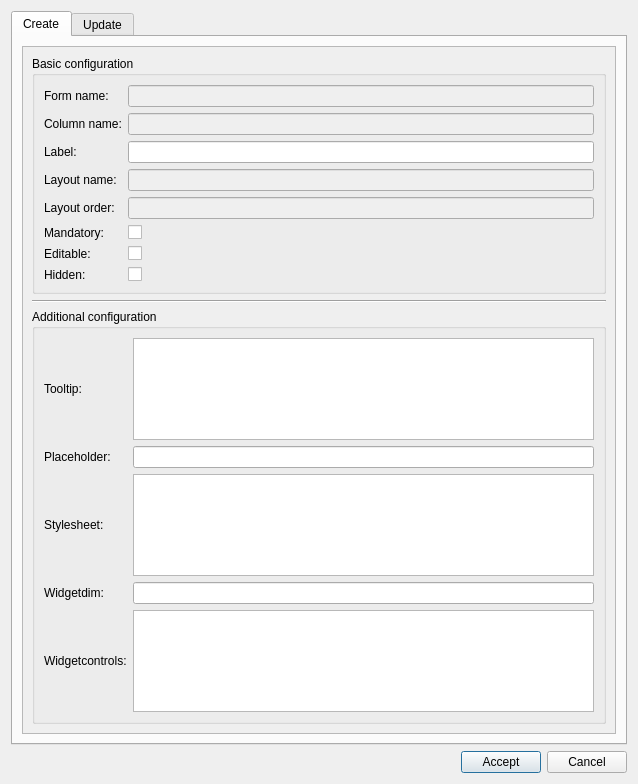
Before: the Qt Designer form core/ui/admin/admin_sysfields.ui in Giswater/giswater_qgis_plugin, drawn with Qt 5.
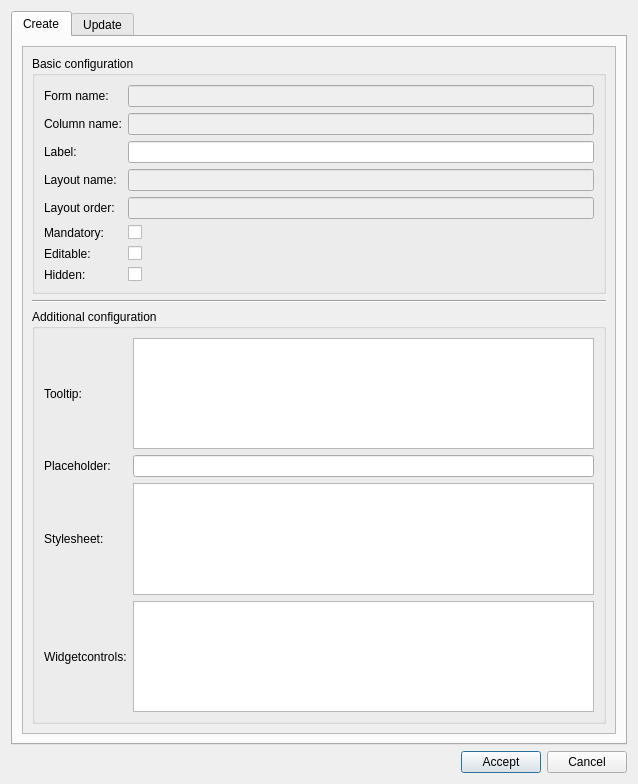
After: the same form once the commit is applied.

Commit message: UI admin - sysfields&addfields - refactor fields used onconfig_form_fields

Diff of the .ui file:
```diff
--- a/core/ui/admin/admin_sysfields.ui
+++ b/core/ui/admin/admin_sysfields.ui
@@ -65,8 +65,8 @@
            <rect>
             <x>0</x>
             <y>0</y>
-            <width>594</width>
-            <height>689</height>
+            <width>586</width>
+            <height>672</height>
            </rect>
           </property>
           <layout class="QVBoxLayout" name="verticalLayout">
@@ -240,28 +240,17 @@
                   </property>
                  </widget>
                 </item>
-                <item row="5" column="0">
-                 <widget class="QLabel" name="lbl_widgetdim">
-                  <property name="text">
-                   <string>Widgetdim:</string>
-                  </property>
-                 </widget>
+                <item row="2" column="1">
+                 <widget class="QPlainTextEdit" name="tooltip"/>
                 </item>
                 <item row="5" column="1">
-                 <widget class="QLineEdit" name="widgetdim">
-                  <property name="text">
-                   <string/>
-                  </property>
-                 </widget>
-                </item>
-                <item row="6" column="1">
                  <widget class="QPlainTextEdit" name="widgetcontrols">
                   <property name="toolTip">
                    <string>&lt;html&gt;&lt;head/&gt;&lt;body&gt;&lt;p&gt;{&amp;quot;minValue&amp;quot;:0.001, &amp;quot;maxValue&amp;quot;:100}&lt;/p&gt;&lt;/body&gt;&lt;/html&gt;</string>
                   </property>
                  </widget>
                 </item>
-                <item row="6" column="0">
+                <item row="5" column="0">
                  <widget class="QLabel" name="lbl_widgetcontrols">
                   <property name="text">
                    <string>Widgetcontrols:</string>
```
Left out of the diff: 17 changed lines with no effect on the pictures. The commit also changes 1 other file.
